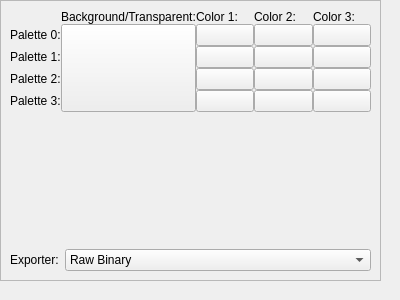
First picture: the form in apps/ide/nes/designers/attributetableeditorform.ui, repository christopherpow/nesicide, before the edit.
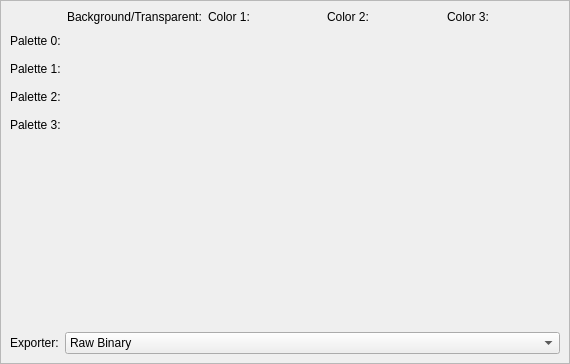
Second picture: the form after the edit. Custom widgets are drawn as their Qt base class.

Commit message: Some layout issues addressed.

Diff of the .ui file:
```diff
--- a/apps/ide/nes/designers/attributetableeditorform.ui
+++ b/apps/ide/nes/designers/attributetableeditorform.ui
@@ -6,37 +6,43 @@
    <rect>
     <x>0</x>
     <y>0</y>
-    <width>400</width>
-    <height>300</height>
+    <width>570</width>
+    <height>364</height>
    </rect>
   </property>
   <property name="windowTitle">
    <string>Dialog</string>
   </property>
+  <layout class="QGridLayout" name="gridLayout_4">
+   <property name="leftMargin">
+    <number>0</number>
+   </property>
+   <property name="topMargin">
+    <number>0</number>
+   </property>
+   <property name="rightMargin">
+    <number>0</number>
+   </property>
+   <property name="bottomMargin">
+    <number>0</number>
+   </property>
+   <item row="0" column="0">
   <widget class="QFrame" name="window">
-   <property name="geometry">
-    <rect>
-     <x>0</x>
-     <y>0</y>
-     <width>381</width>
-     <height>281</height>
-    </rect>
-   </property>
    <property name="frameShape">
     <enum>QFrame::StyledPanel</enum>
    </property>
    <property name="frameShadow">
     <enum>QFrame::Raised</enum>
    </property>
-   <layout class="QGridLayout" name="gridLayout_3">
-    <property name="margin">
-     <number>9</number>
-    </property>
-    <property name="spacing">
-     <number>6</number>
-    </property>
+     <layout class="QGridLayout" name="gridLayout" rowstretch="0,1,0">
     <item row="2" column="0">
      <layout class="QFormLayout" name="formLayout">
+        <property name="horizontalSpacing">
+         <number>6</number>
+        </property>
+        <property name="verticalSpacing">
+         <number>0</number>
+        </property>
       <item row="0" column="0">
        <widget class="QLabel" name="label_9">
         <property name="text">
@@ -65,34 +71,67 @@
       </item>
      </layout>
     </item>
-    <item row="1" column="0">
-     <spacer name="verticalSpacer">
-      <property name="orientation">
-       <enum>Qt::Vertical</enum>
-      </property>
-      <property name="sizeHint" stdset="0">
-       <size>
-        <width>20</width>
-        <height>40</height>
-       </size>
-      </property>
-     </spacer>
-    </item>
     <item row="0" column="0">
-     <layout class="QGridLayout" name="gridLayout">
-      <property name="spacing">
-       <number>0</number>
-      </property>
-      <item row="1" column="1" rowspan="5">
+       <layout class="QGridLayout" name="gridLayout_2" rowstretch="0,1,1,1,1" columnstretch="0,1,1,1,1">
+        <item row="3" column="0">
+         <widget class="QLabel" name="label_2">
+          <property name="sizePolicy">
+           <sizepolicy hsizetype="Fixed" vsizetype="Fixed">
+            <horstretch>0</horstretch>
+            <verstretch>0</verstretch>
+           </sizepolicy>
+          </property>
+          <property name="text">
+           <string>Palette 2:</string>
+          </property>
+         </widget>
+        </item>
+        <item row="1" column="1" rowspan="4">
        <widget class="QtColorPicker" name="bkgndcol">
         <property name="sizePolicy">
-         <sizepolicy hsizetype="Minimum" vsizetype="Minimum">
+           <sizepolicy hsizetype="Preferred" vsizetype="Preferred">
           <horstretch>0</horstretch>
           <verstretch>0</verstretch>
          </sizepolicy>
         </property>
         <property name="text">
          <string/>
+          </property>
+          <property name="flat">
+           <bool>true</bool>
+          </property>
+         </widget>
+        </item>
+        <item row="4" column="0">
+         <widget class="QLabel" name="label_3">
+          <property name="sizePolicy">
+           <sizepolicy hsizetype="Fixed" vsizetype="Fixed">
+            <horstretch>0</horstretch>
+            <verstretch>0</verstretch>
+           </sizepolicy>
+          </property>
+          <property name="text">
+           <string>Palette 3:</string>
+          </property>
+         </widget>
+        </item>
+        <item row="0" column="3">
+         <widget class="QLabel" name="label_7">
+          <property name="text">
+           <string>Color 2:</string>
+          </property>
+         </widget>
+        </item>
+        <item row="1" column="0">
+         <widget class="QLabel" name="label">
+          <property name="sizePolicy">
+           <sizepolicy hsizetype="Fixed" vsizetype="Fixed">
+            <horstretch>0</horstretch>
+            <verstretch>0</verstretch>
+           </sizepolicy>
+          </property>
+          <property name="text">
+           <string>Palette 0:</string>
         </property>
        </widget>
       </item>
@@ -103,167 +142,172 @@
         </property>
        </widget>
       </item>
-      <item row="0" column="3">
+        <item row="0" column="2">
        <widget class="QLabel" name="label_6">
         <property name="text">
          <string>Color 1:</string>
         </property>
        </widget>
       </item>
+        <item row="2" column="0">
+         <widget class="QLabel" name="label_4">
+          <property name="sizePolicy">
+           <sizepolicy hsizetype="Fixed" vsizetype="Fixed">
+            <horstretch>0</horstretch>
+            <verstretch>0</verstretch>
+           </sizepolicy>
+          </property>
+          <property name="text">
+           <string>Palette 1:</string>
+          </property>
+         </widget>
+        </item>
       <item row="0" column="4">
-       <widget class="QLabel" name="label_7">
-        <property name="text">
-         <string>Color 2:</string>
-        </property>
-       </widget>
-      </item>
-      <item row="0" column="5">
        <widget class="QLabel" name="label_8">
         <property name="text">
          <string>Color 3:</string>
         </property>
        </widget>
       </item>
-      <item row="2" column="3">
+        <item row="1" column="2">
        <widget class="QtColorPicker" name="pal0col1">
         <property name="text">
          <string/>
         </property>
-       </widget>
-      </item>
-      <item row="3" column="3">
+          <property name="flat">
+           <bool>true</bool>
+          </property>
+         </widget>
+        </item>
+        <item row="2" column="2">
        <widget class="QtColorPicker" name="pal1col1">
         <property name="text">
          <string/>
         </property>
-       </widget>
-      </item>
-      <item row="4" column="3">
+          <property name="flat">
+           <bool>true</bool>
+          </property>
+         </widget>
+        </item>
+        <item row="3" column="2">
        <widget class="QtColorPicker" name="pal2col1">
         <property name="text">
          <string/>
         </property>
-       </widget>
-      </item>
-      <item row="5" column="3">
+          <property name="flat">
+           <bool>true</bool>
+          </property>
+         </widget>
+        </item>
+        <item row="4" column="2">
        <widget class="QtColorPicker" name="pal3col1">
         <property name="text">
          <string/>
         </property>
-       </widget>
-      </item>
-      <item row="2" column="4">
+          <property name="flat">
+           <bool>true</bool>
+          </property>
+         </widget>
+        </item>
+        <item row="1" column="3">
        <widget class="QtColorPicker" name="pal0col2">
         <property name="text">
          <string/>
         </property>
-       </widget>
-      </item>
-      <item row="2" column="5">
+          <property name="flat">
+           <bool>true</bool>
+          </property>
+         </widget>
+        </item>
+        <item row="2" column="3">
+         <widget class="QtColorPicker" name="pal1col2">
+          <property name="text">
+           <string/>
+          </property>
+          <property name="flat">
+           <bool>true</bool>
+          </property>
+         </widget>
+        </item>
+        <item row="3" column="3">
+         <widget class="QtColorPicker" name="pal2col2">
+          <property name="text">
+           <string/>
+          </property>
+          <property name="flat">
+           <bool>true</bool>
+          </property>
+         </widget>
+        </item>
+        <item row="4" column="3">
+         <widget class="QtColorPicker" name="pal3col2">
+          <property name="text">
+           <string/>
+          </property>
+          <property name="flat">
+           <bool>true</bool>
+          </property>
+         </widget>
+        </item>
+        <item row="1" column="4">
        <widget class="QtColorPicker" name="pal0col3">
         <property name="text">
          <string/>
         </property>
-       </widget>
-      </item>
-      <item row="4" column="5">
+          <property name="flat">
+           <bool>true</bool>
+          </property>
+         </widget>
+        </item>
+        <item row="2" column="4">
+         <widget class="QtColorPicker" name="pal1col3">
+          <property name="text">
+           <string/>
+          </property>
+          <property name="flat">
+           <bool>true</bool>
+          </property>
+         </widget>
+        </item>
+        <item row="3" column="4">
        <widget class="QtColorPicker" name="pal2col3">
         <property name="text">
          <string/>
         </property>
+          <property name="flat">
+           <bool>true</bool>
+          </property>
        </widget>
       </item>
       <item row="4" column="4">
-       <widget class="QtColorPicker" name="pal2col2">
-        <property name="text">
-         <string/>
-        </property>
-       </widget>
-      </item>
-      <item row="5" column="4">
-       <widget class="QtColorPicker" name="pal3col2">
-        <property name="text">
-         <string/>
-        </property>
-       </widget>
-      </item>
-      <item row="5" column="5">
        <widget class="QtColorPicker" name="pal3col3">
         <property name="text">
          <string/>
         </property>
-       </widget>
-      </item>
-      <item row="3" column="4">
-       <widget class="QtColorPicker" name="pal1col2">
-        <property name="text">
-         <string/>
+          <property name="flat">
+           <bool>true</bool>
         </property>
        </widget>
       </item>
-      <item row="3" column="5">
-       <widget class="QtColorPicker" name="pal1col3">
-        <property name="text">
-         <string/>
-        </property>
-       </widget>
+       </layout>
       </item>
-      <item row="5" column="0">
-       <widget class="QLabel" name="label_3">
-        <property name="sizePolicy">
-         <sizepolicy hsizetype="Fixed" vsizetype="Preferred">
-          <horstretch>0</horstretch>
-          <verstretch>0</verstretch>
-         </sizepolicy>
+      <item row="1" column="0">
+       <spacer name="verticalSpacer">
+        <property name="orientation">
+         <enum>Qt::Vertical</enum>
         </property>
-        <property name="text">
-         <string>Palette 3:</string>
+        <property name="sizeHint" stdset="0">
+         <size>
+          <width>20</width>
+          <height>40</height>
+         </size>
         </property>
-       </widget>
+       </spacer>
       </item>
-      <item row="4" column="0">
-       <widget class="QLabel" name="label_2">
-        <property name="sizePolicy">
-         <sizepolicy hsizetype="Fixed" vsizetype="Preferred">
-          <horstretch>0</horstretch>
-          <verstretch>0</verstretch>
-         </sizepolicy>
-        </property>
-        <property name="text">
-         <string>Palette 2:</string>
-        </property>
-       </widget>
-      </item>
-      <item row="3" column="0">
-       <widget class="QLabel" name="label_4">
-        <property name="sizePolicy">
-         <sizepolicy hsizetype="Fixed" vsizetype="Preferred">
-          <horstretch>0</horstretch>
-          <verstretch>0</verstretch>
-         </sizepolicy>
-        </property>
-        <property name="text">
-         <string>Palette 1:</string>
-        </property>
-       </widget>
-      </item>
-      <item row="2" column="0">
-       <widget class="QLabel" name="label">
-        <property name="sizePolicy">
-         <sizepolicy hsizetype="Fixed" vsizetype="Preferred">
-          <horstretch>0</horstretch>
-          <verstretch>0</verstretch>
-         </sizepolicy>
-        </property>
-        <property name="text">
-         <string>Palette 0:</string>
-        </property>
-       </widget>
-      </item>
-     </layout>
-    </item>
-   </layout>
-  </widget>
+     </layout>
+    </widget>
+   </item>
+  </layout>
  </widget>
  <customwidgets>
   <customwidget>
```
Lines whose indentation alone changed are shown as unchanged. The commit also changes 10 other files.
